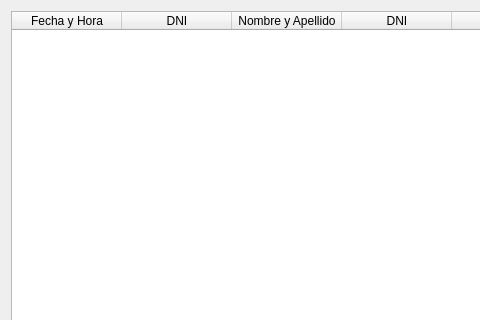
Qt form View/displyappointment.ui (BermudezK/consultsoft) before a commit; both pictures show x 0 to 480 and y 0 to 320 of the 600 by 560 pixel window.
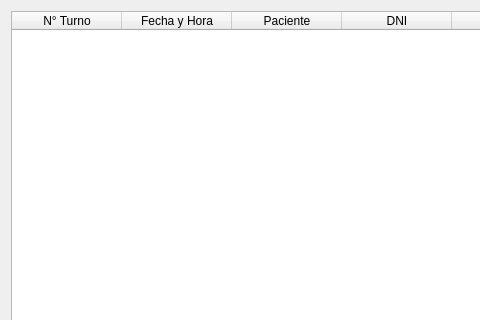
The same form after that commit.

Commit message: se corrigio la ventana de turnos de medicos

Diff of the .ui file:
```diff
--- a/View/displyappointment.ui
+++ b/View/displyappointment.ui
@@ -53,6 +53,11 @@
      <attribute name="verticalHeaderHighlightSections">
       <bool>false</bool>
      </attribute>
+     <column>
+      <property name="text">
+       <string>N° Turno</string>
+      </property>
+     </column>
      <column>
       <property name="text">
        <string>Fecha y Hora</string>
@@ -60,12 +65,7 @@
      </column>
      <column>
       <property name="text">
-       <string>DNI</string>
-      </property>
-     </column>
-     <column>
-      <property name="text">
-       <string>Nombre y Apellido</string>
+       <string>Paciente</string>
       </property>
      </column>
      <column>
```
The commit also changes 1 other file.
